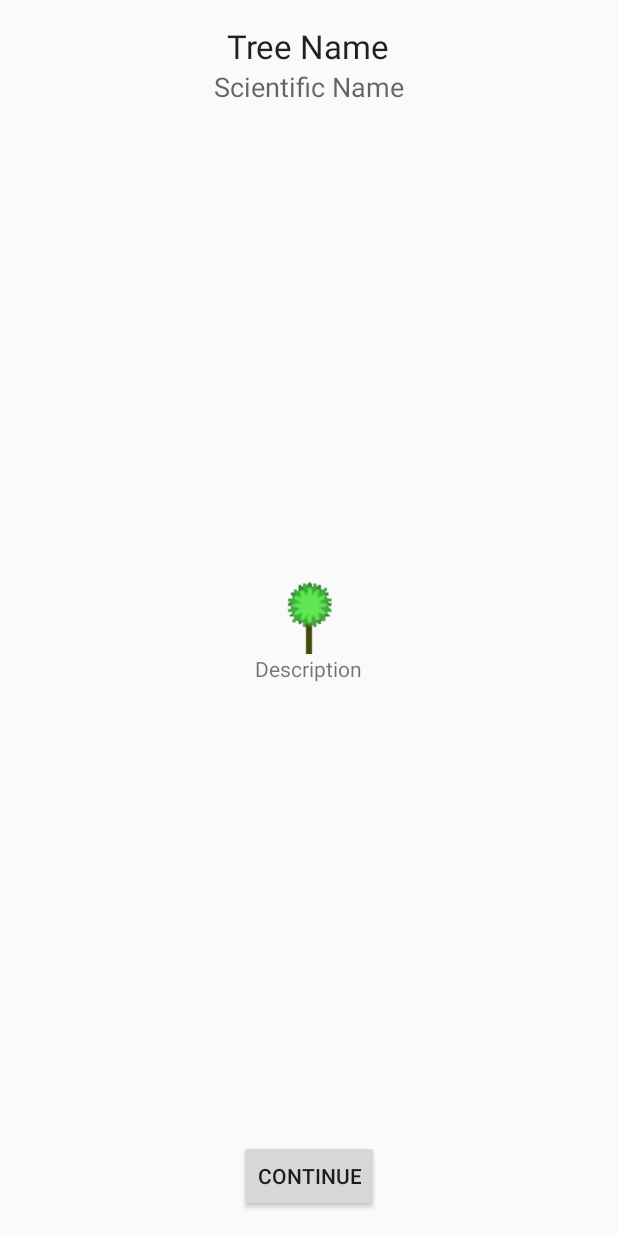
After one commit to LAP-2016-CSULA/Android-GUI, an Android app: the TreeInfoActivity screen opened directly, with no data from a screen before it, on a phone screen of 412 x 824 dp. The commit adds this screen. Run offline under Robolectric (Android 15) with nearby library versions, the phone set to English and light mode, and no system bars; 3 statements that could not run were skipped.

Commit message:
Added Tree Info Screen

```diff
--- a/LAP/app/src/main/AndroidManifest.xml
+++ b/LAP/app/src/main/AndroidManifest.xml
@@ -41,8 +41,9 @@
         <activity
             android:name=".MapsActivity"
             android:label="@string/app_name" />
-        <activity android:name=".TreeSpeciesListActivity"></activity>
-        <activity android:name=".TreeQuestionsActivity"></activity>
+        <activity android:name=".TreeSpeciesListActivity" />
+        <activity android:name=".TreeQuestionsActivity" />
+        <activity android:name=".TreeInfoActivity"></activity>
     </application>
 
 </manifest>
--- /dev/null
+++ b/LAP/app/src/main/java/com/example/romsm/lap/TreeInfoActivity.java
@@ -0,0 +1,53 @@
+package com.example.romsm.lap;
+
+import android.content.Intent;
+import android.support.v7.app.AppCompatActivity;
+import android.os.Bundle;
+import android.view.View;
+import android.widget.Button;
+import android.widget.ImageView;
+import android.widget.TextView;
+
+import org.w3c.dom.Text;
+
+public class TreeInfoActivity extends AppCompatActivity {
+    private TextView treeName, treeSciName, treeDesc;
+    private ImageView treeImage;
+    private UserAccount user;
+    private TreeSpecies tree;
+    private double l1;
+    private double l2;
+
+    @Override
+    protected void onCreate(Bundle savedInstanceState) {
+        super.onCreate(savedInstanceState);
+        setContentView(R.layout.activity_tree_info);
+
+        Intent intent = getIntent();
+        user = (UserAccount) intent.getSerializableExtra("userTokens");
+        tree = (TreeSpecies) intent.getSerializableExtra("tree");
+        l1 = intent.getDoubleExtra("lat", 0);
+        l2 = intent.getDoubleExtra("long", 0);
+
+        treeName = (TextView)findViewById(R.id.nameText);
+        treeSciName = (TextView)findViewById(R.id.sciNameText);
+        treeImage = (ImageView) findViewById(R.id.treeImage);
+        treeDesc = (TextView) findViewById(R.id.descriptionText);
+
+        treeName.setText(tree.getName());
+        treeSciName.setText(tree.getScientificName());
+        treeDesc.setText(tree.getDescrition());
+
+        Button continueButton = (Button) findViewById(R.id.btnContinue);
+        continueButton.setOnClickListener(new View.OnClickListener() {
+            @Override
+            public void onClick(View v) {
+                Intent questionsIntent = new Intent(TreeInfoActivity.this, TreeQuestionsActivity.class);
+                questionsIntent.putExtra("userTokens", user);
+                questionsIntent.putExtra("lat",l1);
+                questionsIntent.putExtra("long", l2);
+                startActivity(questionsIntent);
+            }
+        });
+    }
+}
--- a/LAP/app/src/main/java/com/example/romsm/lap/TreeQuestionsActivity.java
+++ b/LAP/app/src/main/java/com/example/romsm/lap/TreeQuestionsActivity.java
@@ -10,7 +10,6 @@ import android.view.View;
 import android.widget.AdapterView;
 import android.widget.ArrayAdapter;
 import android.widget.Button;
-import android.widget.CheckedTextView;
 import android.widget.ListView;
 import android.widget.Toast;
 
--- a/LAP/app/src/main/java/com/example/romsm/lap/TreeSpecies.java
+++ b/LAP/app/src/main/java/com/example/romsm/lap/TreeSpecies.java
@@ -1,6 +1,8 @@
 package com.example.romsm.lap;
 
-public class TreeSpecies {
+import java.io.Serializable;
+
+public class TreeSpecies implements Serializable {
     private String name, scientificName, descrition;
     private int id;
 
--- a/LAP/app/src/main/java/com/example/romsm/lap/TreeSpeciesListActivity.java
+++ b/LAP/app/src/main/java/com/example/romsm/lap/TreeSpeciesListActivity.java
@@ -53,7 +53,7 @@ public class TreeSpeciesListActivity extends AppCompatActivity {
             String name = json_data.getString("name");
             String sciName = json_data.getString("scientific_name");
             String desc = json_data.getString("description");
-            if(type == 1){ //type 1 = tree
+            if(type == 1){//type 1 = tree
                 speciesList.add(new TreeSpecies(name, sciName, desc, id));
             }
 
@@ -70,14 +70,20 @@ public class TreeSpeciesListActivity extends AppCompatActivity {
         lv.setOnItemClickListener(new AdapterView.OnItemClickListener() {
             @Override
             public void onItemClick(AdapterView<?> arg0, View arg1, int position, long arg3) {
-                Object o = lv.getItemAtPosition(position);
-                Log.d(Constants.TAG, o.toString());
-
+                TreeSpecies tree = (TreeSpecies)lv.getItemAtPosition(position);
+                Log.d(Constants.TAG, tree.toString());
+                Intent infoIntent = new Intent(TreeSpeciesListActivity.this, TreeInfoActivity.class);
+                infoIntent.putExtra("userTokens", user);
+                infoIntent.putExtra("tree", tree);
+                infoIntent.putExtra("lat",l1);
+                infoIntent.putExtra("long", l2);
+                startActivity(infoIntent);
+                /*
                 Intent questionsIntent = new Intent(TreeSpeciesListActivity.this, TreeQuestionsActivity.class);
                 questionsIntent.putExtra("userTokens", user);
                 questionsIntent.putExtra("lat",l1);
                 questionsIntent.putExtra("long", l2);
-                startActivity(questionsIntent);
+                startActivity(questionsIntent);*/
             }
         });
     }
--- /dev/null
+++ b/LAP/app/src/main/res/layout/activity_tree_info.xml
@@ -0,0 +1,54 @@
+<?xml version="1.0" encoding="utf-8"?>
+<RelativeLayout xmlns:android="http://schemas.android.com/apk/res/android"
+    xmlns:tools="http://schemas.android.com/tools"
+    android:layout_width="match_parent"
+    android:layout_height="match_parent"
+    android:paddingBottom="@dimen/activity_vertical_margin"
+    android:paddingLeft="@dimen/activity_horizontal_margin"
+    android:paddingRight="@dimen/activity_horizontal_margin"
+    android:paddingTop="@dimen/activity_vertical_margin"
+    tools:context="com.example.romsm.lap.TreeInfoActivity">
+
+
+    <TextView
+        android:layout_width="wrap_content"
+        android:layout_height="wrap_content"
+        android:textAppearance="?android:attr/textAppearanceLarge"
+        android:text="Tree Name"
+        android:id="@+id/nameText"
+        android:layout_alignParentTop="true"
+        android:layout_centerHorizontal="true" />
+
+    <TextView
+        android:layout_width="wrap_content"
+        android:layout_height="wrap_content"
+        android:textAppearance="?android:attr/textAppearanceMedium"
+        android:text="Scientific Name"
+        android:id="@+id/sciNameText"
+        android:layout_below="@+id/nameText"
+        android:layout_centerHorizontal="true" />
+
+    <ImageView
+        android:layout_width="wrap_content"
+        android:layout_height="wrap_content"
+        android:id="@+id/treeImage"
+        android:src="@drawable/ic_tree_48dp"
+        android:layout_centerVertical="true"
+        android:layout_centerHorizontal="true" />
+
+    <TextView
+        android:layout_width="wrap_content"
+        android:layout_height="wrap_content"
+        android:text="Description"
+        android:id="@+id/descriptionText"
+        android:layout_below="@+id/treeImage"
+        android:layout_centerHorizontal="true" />
+
+    <Button
+        android:layout_width="wrap_content"
+        android:layout_height="wrap_content"
+        android:text="Continue"
+        android:id="@+id/btnContinue"
+        android:layout_alignParentBottom="true"
+        android:layout_centerHorizontal="true" />
+</RelativeLayout>
```
